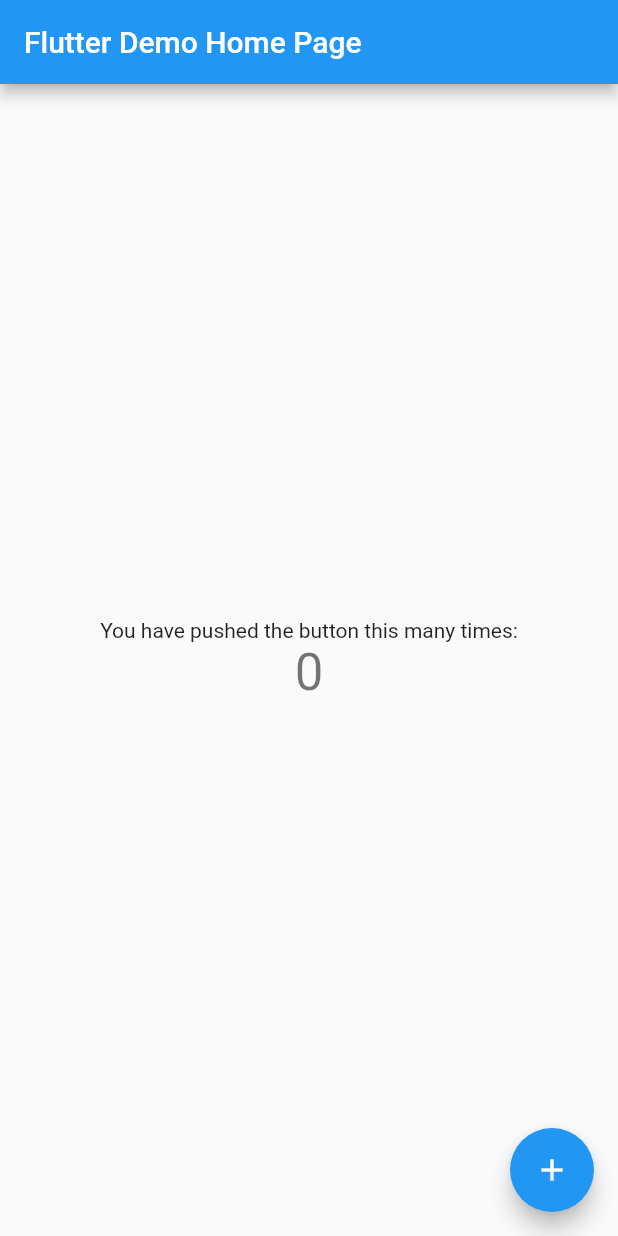
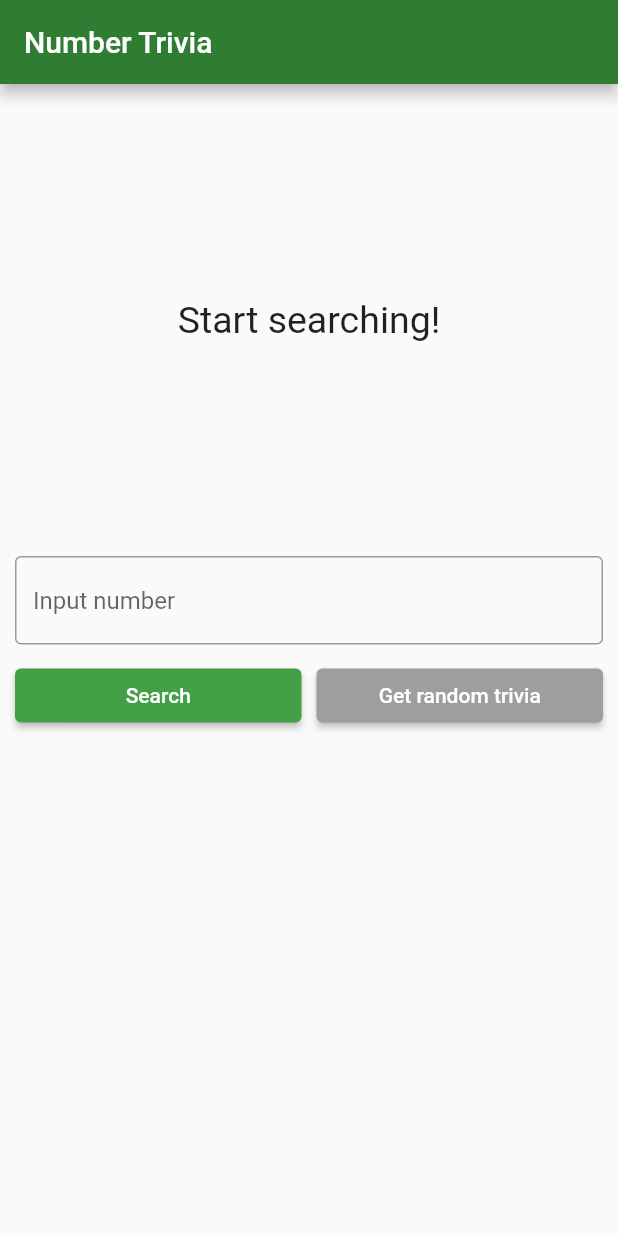
Before and after one commit to Endalebob/magic-number, a Flutter app: the screen it shows after launch, on a phone screen of 412 x 824 dp. Run offline on Flutter 3.47's test engine with Material 2 defaults, Android fonts, the phone set to English and light mode, and no system bars; our stand-ins replace dartz, equatable, flutter_bloc, get_it, internet_connection_checker, shared_preferences.

Commit message:
UI updated

```diff
--- a/clean_arch/lib/features/domain/usecases/get_concrete_number_trivia.dart
+++ b/clean_arch/lib/features/domain/usecases/get_concrete_number_trivia.dart
@@ -7,7 +7,7 @@ import 'package:equatable/equatable.dart';
 
 class GetConcreteNumberTrivia implements UseCase<NumberTrivia, Params> {
   final NumberTriviaRepository numberTriviaRepository;
-  GetConcreteNumberTrivia({required this.numberTriviaRepository});
+  GetConcreteNumberTrivia(this.numberTriviaRepository);
 
   @override
   Future<Either<Failure, NumberTrivia>?> call(Params params) async {
--- a/clean_arch/lib/features/domain/usecases/get_random_number_trivia.dart
+++ b/clean_arch/lib/features/domain/usecases/get_random_number_trivia.dart
@@ -8,7 +8,7 @@ import 'package:equatable/equatable.dart';
 
 class GetRandomNuberTrivia implements UseCase<NumberTrivia, NoParams> {
   final NumberTriviaRepository numberTriviaRepository;
-  GetRandomNuberTrivia({required this.numberTriviaRepository});
+  GetRandomNuberTrivia(this.numberTriviaRepository);
 
   @override
   Future<Either<Failure, NumberTrivia>?> call(NoParams params) async {
--- a/clean_arch/lib/features/presentation/bloc/bloc/number_trivia_bloc.dart
+++ b/clean_arch/lib/features/presentation/bloc/bloc/number_trivia_bloc.dart
@@ -1,15 +1,82 @@
-import 'package:bloc/bloc.dart';
+// ignore_for_file: constant_identifier_names
+
+import 'package:clean_arch/features/domain/usecases/get_random_number_trivia.dart';
+import 'package:dartz/dartz.dart';
 import 'package:equatable/equatable.dart';
+import 'package:flutter_bloc/flutter_bloc.dart';
 
+import '../../../../core/error/failures.dart';
+import '../../../../core/utils/input_converter.dart';
 import '../../../domain/entities/number_trivia.dart';
+import '../../../domain/usecases/get_concrete_number_trivia.dart';
 
 part 'number_trivia_event.dart';
 part 'number_trivia_state.dart';
 
+const String SERVER_FAILURE_MESSAGE = "Server Failure";
+const String CACHE_FAILURE_MESSAGE = "Cache Failure";
+const String INVALID_INPUT_FAILURE_MESSAGE =
+    "Invalid Input - The number must be a integer or zero";
+
 class NumberTriviaBloc extends Bloc<NumberTriviaEvent, NumberTriviaState> {
-  NumberTriviaBloc() : super(NumberTriviaInitial()) {
-    on<NumberTriviaEvent>((event, emit) {
-      // TODO: implement event handler
+  final GetConcreteNumberTrivia getConcreteNumberTrivia;
+  final GetRandomNuberTrivia getRandomNumberTrivia;
+  final InputConverter inputConverter;
+
+  NumberTriviaState get initialState => Empty();
+
+  NumberTriviaBloc({
+    required this.getConcreteNumberTrivia,
+    required this.getRandomNumberTrivia,
+    required this.inputConverter,
+  }) : super(Empty()) {
+    on<GetTriviaForConcreteNumber>(_onGetTriviaForConcreteNumber);
+    on<GetTriviaForRandomNumber>(_onGetTriviaForRandomNumber);
+  }
+
+  void _onGetTriviaForConcreteNumber(
+      GetTriviaForConcreteNumber event, Emitter<NumberTriviaState> emit) async {
+    final inputEither =
+        inputConverter.stringToUnsignedInteger(event.numberString);
+    emit(Loading());
+    final state = await _state(inputEither!);
+
+    emit(state);
+  }
+
+  void _onGetTriviaForRandomNumber(
+      GetTriviaForRandomNumber event, Emitter<NumberTriviaState> emit) async {
+    emit(Loading());
+    final failureOrTrivia = await getRandomNumberTrivia(NoParams());
+    emit(_errorOrTrivia(failureOrTrivia!));
+  }
+
+  Future<NumberTriviaState> _state(Either<Failure, int> inputEither) {
+    return inputEither.fold((failure) {
+      return Future.value(const Error(message: INVALID_INPUT_FAILURE_MESSAGE));
+    }, (integer) async {
+      final failureOrTrivia =
+          await getConcreteNumberTrivia(Params(number: integer));
+      return _errorOrTrivia(failureOrTrivia!);
     });
   }
 }
+
+NumberTriviaState _errorOrTrivia(
+    Either<Failure, NumberTrivia> failureOrTrivia) {
+  return failureOrTrivia.fold(
+    (failure) => Error(message: _mapFailureToMessage(failure)),
+    (trivia) => Loaded(trivia: trivia),
+  );
+}
+
+String _mapFailureToMessage(Failure failure) {
+  switch (failure.runtimeType) {
+    case ServerFailure:
+      return SERVER_FAILURE_MESSAGE;
+    case CacheFailure:
+      return CACHE_FAILURE_MESSAGE;
+    default:
+      return 'Unexpected error';
+  }
+}
--- /dev/null
+++ b/clean_arch/lib/features/presentation/pages/number_trivia_page.dart
@@ -0,0 +1,27 @@
+import 'package:flutter/material.dart';
+import 'package:flutter_bloc/flutter_bloc.dart';
+
+import '../../../injection_container.dart';
+import '../bloc/bloc/number_trivia_bloc.dart';
+import '../widgets/number_trivia_view.dart';
+
+class NumberTriviaPage extends StatelessWidget {
+  const NumberTriviaPage({Key? key}) : super(key: key);
+
+  BlocProvider<NumberTriviaBloc> buildBody(BuildContext context) {
+    return BlocProvider(
+      create: (context) => sl<NumberTriviaBloc>(),
+      child: const NumberTriviaView(),
+    );
+  }
+
+  @override
+  Widget build(BuildContext context) {
+    return Scaffold(
+      appBar: AppBar(
+        title: const Text("Number Trivia"),
+      ),
+      body: SingleChildScrollView(child: buildBody(context)),
+    );
+  }
+}
--- /dev/null
+++ b/clean_arch/lib/features/presentation/widgets/message_display.dart
@@ -0,0 +1,26 @@
+import 'package:flutter/material.dart';
+
+class MessageDisplay extends StatelessWidget {
+  const MessageDisplay({
+    Key? key,
+    required this.message,
+  }) : super(key: key);
+
+  final String message;
+
+  @override
+  Widget build(BuildContext context) {
+    return SingleChildScrollView(
+      child: SizedBox(
+        height: MediaQuery.of(context).size.height / 3,
+        child: Center(
+          child: Text(
+            message,
+            style: const TextStyle(fontSize: 25),
+            textAlign: TextAlign.center,
+          ),
+        ),
+      ),
+    );
+  }
+}
--- /dev/null
+++ b/clean_arch/lib/features/presentation/widgets/number_trivia_view.dart
@@ -0,0 +1,54 @@
+import 'package:clean_arch/features/presentation/widgets/loading_widget.dart';
+import 'package:clean_arch/features/presentation/widgets/message_display.dart';
+import 'package:clean_arch/features/presentation/widgets/trivia_controls.dart';
+import 'package:clean_arch/features/presentation/widgets/trivia_display.dart';
+import 'package:flutter/material.dart';
+import 'package:flutter_bloc/flutter_bloc.dart';
+
+import '../bloc/bloc/number_trivia_bloc.dart';
+import 'widgets.dart';
+
+class NumberTriviaView extends StatelessWidget {
+  const NumberTriviaView({
+    Key? key,
+  }) : super(key: key);
+
+  @override
+  Widget build(BuildContext context) {
+    return Center(
+      child: Padding(
+        padding: const EdgeInsets.all(10.0),
+        child: Column(
+          children: [
+            const SizedBox(
+              height: 10,
+            ),
+            // top half
+            BlocBuilder<NumberTriviaBloc, NumberTriviaState>(
+              builder: (context, state) {
+                if (state is Loaded) {
+                  return TriviaDisplay(trivia: state.trivia);
+                } else if (state is Loading) {
+                  return const LoadingWidget();
+                } else if (state is Error) {
+                  return MessageDisplay(
+                    message: state.message,
+                  );
+                } else {
+                  return const MessageDisplay(
+                    message: "Start searching!",
+                  );
+                }
+              },
+            ),
+            const SizedBox(
+              height: 20,
+            ),
+            // bottom half
+            const TriviaControls()
+          ],
+        ),
+      ),
+    );
+  }
+}
--- /dev/null
+++ b/clean_arch/lib/features/presentation/widgets/trivia_controls.dart
@@ -0,0 +1,88 @@
+import 'package:flutter/material.dart';
+import 'package:flutter_bloc/flutter_bloc.dart';
+
+import '../bloc/bloc/number_trivia_bloc.dart';
+
+class TriviaControls extends StatefulWidget {
+  const TriviaControls({
+    Key? key,
+  }) : super(key: key);
+
+  @override
+  State<TriviaControls> createState() => _TriviaControlsState();
+}
+
+class _TriviaControlsState extends State<TriviaControls> {
+  final controller = TextEditingController();
+  late String inputStr;
+
+  void dispatchConcrete() {
+    controller.clear();
+    BlocProvider.of<NumberTriviaBloc>(context).add(
+      GetTriviaForConcreteNumber(inputStr),
+    );
+  }
+
+  void dispatchRemote() {
+    controller.clear();
+    BlocProvider.of<NumberTriviaBloc>(context).add(
+      GetTriviaForRandomNumber(),
+    );
+  }
+
+  @override
+  Widget build(BuildContext context) {
+    return Column(
+      children: [
+        TextField(
+          controller: controller,
+          keyboardType: TextInputType.number,
+          decoration: const InputDecoration(
+            border: OutlineInputBorder(),
+            hintText: "Input number",
+          ),
+          onChanged: (value) {
+            inputStr = value;
+          },
+          onSubmitted: (_) {
+            dispatchConcrete();
+          },
+        ),
+        const SizedBox(
+          height: 10,
+        ),
+        Row(
+          children: [
+            Expanded(
+              child: ElevatedButton(
+                key: const Key("ElevatedButtonConcrete"),
+                onPressed: dispatchConcrete,
+                style: ButtonStyle(
+                  backgroundColor: MaterialStateProperty.all<Color>(
+                    Theme.of(context).colorScheme.secondary,
+                  ),
+                ),
+                child: const Text('Search'),
+              ),
+            ),
+            const SizedBox(
+              width: 10,
+            ),
+            Expanded(
+              child: ElevatedButton(
+                key: const Key("ElevatedButtonRemote"),
+                onPressed: dispatchRemote,
+                style: ButtonStyle(
+                  backgroundColor: MaterialStateProperty.all<Color>(
+                    Colors.grey,
+                  ),
+                ),
+                child: const Text('Get random trivia'),
+              ),
+            ),
+          ],
+        )
+      ],
+    );
+  }
+}
--- /dev/null
+++ b/clean_arch/lib/features/presentation/widgets/widgets.dart
@@ -0,0 +1,4 @@
+export 'loading_widget.dart';
+export 'message_display.dart';
+export 'trivia_display.dart';
+export 'trivia_controls.dart';
--- a/clean_arch/lib/main.dart
+++ b/clean_arch/lib/main.dart
@@ -1,115 +1,29 @@
+import 'package:clean_arch/injection_container.dart'
+    as di;
 import 'package:flutter/material.dart';
 
-void main() {
+import 'features/presentation/pages/number_trivia_page.dart';
+
+void main() async {
+  WidgetsFlutterBinding.ensureInitialized();
+  await di.init();
   runApp(const MyApp());
 }
 
 class MyApp extends StatelessWidget {
-  const MyApp({super.key});
+  const MyApp({Key? key}) : super(key: key);
 
-  // This widget is the root of your application.
   @override
   Widget build(BuildContext context) {
     return MaterialApp(
-      title: 'Flutter Demo',
+      title: 'Number Trivia',
       theme: ThemeData(
-        // This is the theme of your application.
-        //
-        // Try running your application with "flutter run". You'll see the
-        // application has a blue toolbar. Then, without quitting the app, try
-        // changing the primarySwatch below to Colors.green and then invoke
-        // "hot reload" (press "r" in the console where you ran "flutter run",
-        // or simply save your changes to "hot reload" in a Flutter IDE).
-        // Notice that the counter didn't reset back to zero; the application
-        // is not restarted.
-        primarySwatch: Colors.blue,
+        colorScheme: ColorScheme.fromSwatch().copyWith(
+          primary: Colors.green.shade800,
+          secondary: Colors.green.shade600,
+        ),
       ),
-      home: const MyHomePage(title: 'Flutter Demo Home Page'),
+      home: const NumberTriviaPage(),
     );
   }
 }
-
-class MyHomePage extends StatefulWidget {
-  const MyHomePage({super.key, required this.title});
-
-  // This widget is the home page of your application. It is stateful, meaning
-  // that it has a State object (defined below) that contains fields that affect
-  // how it looks.
-
-  // This class is the configuration for the state. It holds the values (in this
-  // case the title) provided by the parent (in this case the App widget) and
-  // used by the build method of the State. Fields in a Widget subclass are
-  // always marked "final".
-
-  final String title;
-
-  @override
-  State<MyHomePage> createState() => _MyHomePageState();
-}
-
-class _MyHomePageState extends State<MyHomePage> {
-  int _counter = 0;
-
-  void _incrementCounter() {
-    setState(() {
-      // This call to setState tells the Flutter framework that something has
-      // changed in this State, which causes it to rerun the build method below
-      // so that the display can reflect the updated values. If we changed
-      // _counter without calling setState(), then the build method would not be
-      // called again, and so nothing would appear to happen.
-      _counter++;
-    });
-  }
-
-  @override
-  Widget build(BuildContext context) {
-    // This method is rerun every time setState is called, for instance as done
-    // by the _incrementCounter method above.
-    //
-    // The Flutter framework has been optimized to make rerunning build methods
-    // fast, so that you can just rebuild anything that needs updating rather
-    // than having to individually change instances of widgets.
-    return Scaffold(
-      appBar: AppBar(
-        // Here we take the value from the MyHomePage object that was created by
-        // the App.build method, and use it to set our appbar title.
-        title: Text(widget.title),
-      ),
-      body: Center(
-        // Center is a layout widget. It takes a single child and positions it
-        // in the middle of the parent.
-        child: Column(
-          // Column is also a layout widget. It takes a list of children and
-          // arranges them vertically. By default, it sizes itself to fit its
-          // children horizontally, and tries to be as tall as its parent.
-          //
-          // Invoke "debug painting" (press "p" in the console, choose the
-          // "Toggle Debug Paint" action from the Flutter Inspector in Android
-          // Studio, or the "Toggle Debug Paint" command in Visual Studio Code)
-          // to see the wireframe for each widget.
-          //
-          // Column has various properties to control how it sizes itself and
-          // how it positions its children. Here we use mainAxisAlignment to
-          // center the children vertically; the main axis here is the vertical
-          // axis because Columns are vertical (the cross axis would be
-          // horizontal).
-          mainAxisAlignment: MainAxisAlignment.center,
-          children: <Widget>[
-            const Text(
-              'You have pushed the button this many times:',
-            ),
-            Text(
-              '$_counter',
-              style: Theme.of(context).textTheme.headlineMedium,
-            ),
-          ],
-        ),
-      ),
-      floatingActionButton: FloatingActionButton(
-        onPressed: _incrementCounter,
-        tooltip: 'Increment',
-        child: const Icon(Icons.add),
-      ), // This trailing comma makes auto-formatting nicer for build methods.
-    );
-  }
-}
```
Also changed, not shown: clean_arch/lib/features/presentation/widgets/loading_widget.dart (added, +17 -0 lines), clean_arch/lib/features/presentation/widgets/trivia_display.dart (added, +41 -0 lines), clean_arch/lib/injection_container.dart (added, +63 -0 lines).
